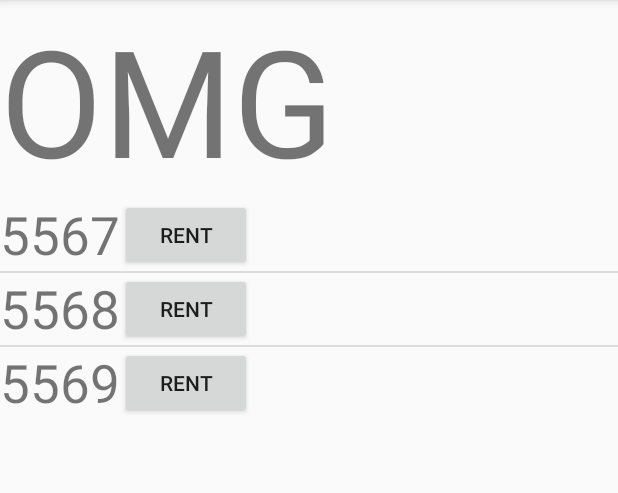
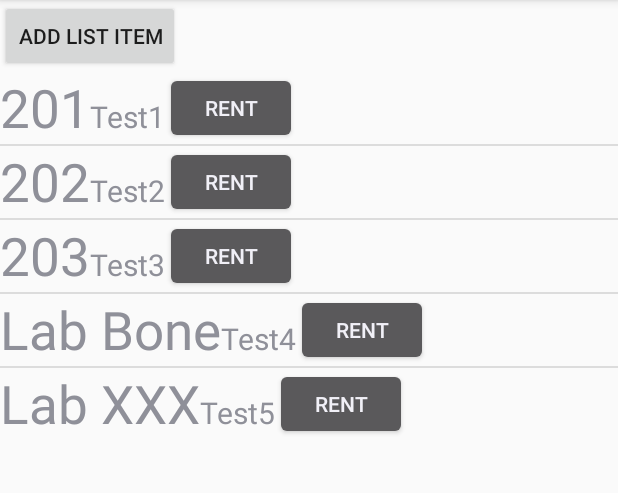
Before and after one commit to Nizaki/RentIT, an Android app: the screen it shows after launch (MainActivity), on a phone screen of 412 x 824 dp, the part 84-577 px from its top. Run offline under Robolectric (Android 15) with nearby library versions, the light colour scheme and no system bars.

Commit message:
Something happen

```diff
--- a/app/build.gradle
+++ b/app/build.gradle
@@ -19,14 +19,14 @@
 }
 
 dependencies {
-    implementation fileTree(dir: 'libs', include: ['*.jar'])
+    implementation fileTree(include: ['*.jar'], dir: 'libs')
     implementation 'com.android.support:appcompat-v7:27.1.1'
     implementation 'com.android.support.constraint:constraint-layout:1.1.0'
     testImplementation 'junit:junit:4.12'
     androidTestImplementation 'com.android.support.test:runner:1.0.2'
     androidTestImplementation 'com.android.support.test.espresso:espresso-core:3.0.2'
-    def room_version = "1.1.0" // or, for latest rc, use "1.1.1-rc1"
-
+    def room_version = "1.1.0"
+    // or, for latest rc, use "1.1.1-rc1"
     implementation "android.arch.persistence.room:runtime:$room_version"
     annotationProcessor "android.arch.persistence.room:compiler:$room_version"
     // Test helpers
@@ -35,5 +35,6 @@
     // Lifecycle components
     implementation "android.arch.lifecycle:extensions:$LifecycleVersion"
     annotationProcessor "android.arch.lifecycle:compiler:$LifecycleVersion"
-
+    implementation 'com.android.support:design:27.1.1'
+    implementation 'com.google.code.gson:gson:2.2.4'
 }
--- a/app/src/main/java/tk/mdt60/rentit/Activitys/MainActivity.java
+++ b/app/src/main/java/tk/mdt60/rentit/Activitys/MainActivity.java
@@ -1,68 +1,65 @@
 package tk.mdt60.rentit.Activitys;
 
 import android.content.SharedPreferences;
-import android.database.SQLException;
+import android.preference.PreferenceManager;
 import android.support.annotation.NonNull;
 import android.support.annotation.Nullable;
+import android.support.design.widget.Snackbar;
 import android.support.v7.app.AppCompatActivity;
 import android.os.Bundle;
 import android.view.View;
 import android.view.ViewGroup;
+import android.widget.AdapterView;
 import android.widget.ArrayAdapter;
+import android.widget.Button;
 import android.widget.ListView;
 import android.widget.TextView;
+import android.app.Activity;
 
-import java.io.IOException;
+import com.google.gson.Gson;
+import com.google.gson.reflect.TypeToken;
+
+import java.lang.reflect.Type;
 import java.util.ArrayList;
 import java.util.List;
 
-import tk.mdt60.rentit.Module.RoomDetails;
+import tk.mdt60.rentit.Model.DataModel;
 import tk.mdt60.rentit.R;
+import tk.mdt60.rentit.utils.CcAdapter;
 
 public class MainActivity extends AppCompatActivity {
-    private ListView list;
-    private List<RoomDetails> rooms;
-    SharedPreferences prefs = null;
+    ArrayList<DataModel> dataModels;
+    ListView listView;
+    private static CcAdapter adapter;
     @Override
     protected void onCreate(Bundle savedInstanceState) {
         super.onCreate(savedInstanceState);
         setContentView(R.layout.activity_main);
-        prefs = getSharedPreferences("tk.mdt60.rentit", MODE_PRIVATE);
-        loadRoom();
-        loadList();
 
-    }
-    private void loadRoom(){
-        rooms = new ArrayList<RoomDetails>();
-        RoomDetails Room = new RoomDetails();
-        RoomDetails Room2 = new RoomDetails();
-        RoomDetails Room3= new RoomDetails();
-        Room.ID = 5567;
-        rooms.add(Room);
-        Room2.ID = 5568;
-        rooms.add(Room2);
-        Room3.ID = 5569;
-        rooms.add(Room3);
-    }
-    private void loadList(){
-        list = (ListView)findViewById(R.id.roomlist);
-        ArrayAdapter<RoomDetails> adapter = new ArrayAdapter<RoomDetails>(this, R.layout.activity_main,rooms){
-            @NonNull
+        listView=(ListView)findViewById(R.id.roomlist);
+        dataModels= new ArrayList<>();
+        dataModels.add(new DataModel("201","Test1"));
+        dataModels.add(new DataModel("202","Test2"));
+        dataModels.add(new DataModel("203","Test3"));
+        dataModels.add(new DataModel("Lab Bone","Test4"));
+        dataModels.add(new DataModel("Lab XXX","Test5"));
+
+        adapter= new CcAdapter(dataModels,getApplicationContext());
+
+        listView.setAdapter(adapter);
+        listView.setOnItemClickListener(new AdapterView.OnItemClickListener() {
             @Override
-            public View getView(int position, @Nullable View convertView, @NonNull ViewGroup parent) {
-                if(convertView == null){
-                    convertView = getLayoutInflater().inflate(R.layout.roomitem,null);
-                }
+            public void onItemClick(AdapterView<?> parent, View view, int position, long id) {
 
-                TextView RoomID = (TextView)convertView.findViewById(R.id.item_room_id);
-                RoomID.setText(String.valueOf(rooms.get(position).ID));
+                DataModel dataModel= dataModels.get(position);
 
-                return convertView;
+                Snackbar.make(view, dataModel.getId()+"\n"+dataModel.getTime()+" API: ", Snackbar.LENGTH_LONG)
+                        .setAction("No action", null).show();
             }
-        };
-        list.setAdapter(adapter);
+        });
     }
 
+    /*
     @Override
     protected void onResume() {
         super.onResume();
@@ -73,5 +70,24 @@
             //prefs.edit().putBoolean("firstrun", false).commit();
         }
     }
+    */
+    /**
+     *     Save and get ArrayList in SharedPreference
+     */
+    public void saveArrayList(ArrayList<String> list, String key){
+        SharedPreferences prefs = PreferenceManager.getDefaultSharedPreferences(this);
+        SharedPreferences.Editor editor = prefs.edit();
+        Gson gson = new Gson();
+        String json = gson.toJson(list);
+        editor.putString(key, json);
+        editor.apply();     // This line is IMPORTANT !!!
+    }
 
+    public ArrayList<String> getArrayList(String key){
+        SharedPreferences prefs = PreferenceManager.getDefaultSharedPreferences(this);
+        Gson gson = new Gson();
+        String json = prefs.getString(key, null);
+        Type type = new TypeToken<ArrayList<String>>() {}.getType();
+        return gson.fromJson(json, type);
+    }
 }
--- a/app/src/main/java/tk/mdt60/rentit/DB/User.java
+++ b/app/src/main/java/tk/mdt60/rentit/DB/User.java
@@ -9,6 +9,12 @@
     @PrimaryKey @NonNull
     private int rid;
     private String time;
+
+    public User(int rid,String time){
+        this.rid = rid;
+        this.time = time;
+    }
+
     public int getRid(){return rid;}
 
     public String getTime(){return time;}
--- /dev/null
+++ b/app/src/main/java/tk/mdt60/rentit/Model/DataModel.java
@@ -0,0 +1,19 @@
+package tk.mdt60.rentit.Model;
+
+public class DataModel {
+    String id;
+    String time;
+
+    public DataModel(String id,String time){
+        this.id = id;
+        this.time = time;
+    }
+
+    public String getId() {
+        return id;
+    }
+
+    public String getTime() {
+        return time;
+    }
+}
--- a/app/src/main/java/tk/mdt60/rentit/Module/RoomDetails.java
+++ /dev/null
@@ -1,5 +0,0 @@
-package tk.mdt60.rentit.Module;
-
-public class RoomDetails {
-    public int ID;
-}
--- /dev/null
+++ b/app/src/main/java/tk/mdt60/rentit/utils/CcAdapter.java
@@ -0,0 +1,84 @@
+package tk.mdt60.rentit.utils;
+
+import android.content.Context;
+import android.support.design.widget.Snackbar;
+import android.view.LayoutInflater;
+import android.view.View;
+import android.view.ViewGroup;
+import android.view.animation.Animation;
+import android.view.animation.AnimationUtils;
+import android.widget.ArrayAdapter;
+import android.widget.ImageView;
+import android.widget.TextView;
+
+import org.w3c.dom.Text;
+
+import java.util.ArrayList;
+
+import tk.mdt60.rentit.Model.DataModel;
+import tk.mdt60.rentit.R;
+
+public class CcAdapter extends ArrayAdapter<DataModel> implements View.OnClickListener {
+    private ArrayList<DataModel> dataSet;
+    Context mContext;
+
+    private static class ViewHolder{
+        TextView txId;
+        TextView txTime;
+    }
+    public CcAdapter(ArrayList<DataModel> data,Context context){
+        super(context, R.layout.roomitem, data);
+        this.dataSet = data;
+        this.mContext=context;
+    }
+
+    @Override
+    public void onClick(View v) {
+
+        int position=(Integer) v.getTag();
+        Object object= getItem(position);
+        DataModel dataModel=(DataModel)object;
+
+        switch (v.getId())
+        {
+            case R.id.item_room_rent:
+                Snackbar.make(v, "Release date " +dataModel.getId(), Snackbar.LENGTH_LONG)
+                        .setAction("No action", null).show();
+                break;
+        }
+    }
+    private int lastPosition = -1;
+
+    @Override
+    public View getView(int position, View convertView, ViewGroup parent) {
+        // Get the data item for this position
+        DataModel dataModel = getItem(position);
+        // Check if an existing view is being reused, otherwise inflate the view
+        ViewHolder viewHolder; // view lookup cache stored in tag
+
+        final View result;
+
+        if (convertView == null) {
+
+            viewHolder = new ViewHolder();
+            LayoutInflater inflater = LayoutInflater.from(getContext());
+            convertView = inflater.inflate(R.layout.roomitem, parent, false);
+            viewHolder.txId = (TextView) convertView.findViewById(R.id.item_room_id);
+            viewHolder.txTime = (TextView) convertView.findViewById(R.id.item_room_stats);
+
+            result=convertView;
+
+            convertView.setTag(viewHolder);
+        } else {
+            viewHolder = (ViewHolder) convertView.getTag();
+            result=convertView;
+        }
+
+        lastPosition = position;
+
+        viewHolder.txId.setText(dataModel.getId());
+        viewHolder.txTime.setText(String.valueOf(dataModel.getTime()));
+        // Return the completed view to render on screen
+        return convertView;
+    }
+}
--- a/app/src/main/java/tk/mdt60/rentit/utils/DatabaseInitializer.java
+++ b/app/src/main/java/tk/mdt60/rentit/utils/DatabaseInitializer.java
@@ -27,9 +27,7 @@
 
     private static void populateWithTestData(AppDatabase db) {
         long tslong = System.currentTimeMillis()/1000;
-        User user = new User();
-        user.setRid(101);
-        user.setTime(String.valueOf(tslong));
+        User user = new User(101,String.valueOf(tslong));
         addUser(db, user);
 
         List<User> userList = db.userDao().getAll();
--- a/app/src/main/res/layout/activity_main.xml
+++ b/app/src/main/res/layout/activity_main.xml
@@ -6,9 +6,9 @@
     android:layout_height="match_parent"
     android:orientation="vertical"
     tools:context=".Activitys.MainActivity">
-    <TextView
-        android:text="OMG"
-        android:textSize="99dp"
+    <Button
+        android:text="add list item"
+        android:id="@+id/btnTest"
         android:layout_width="wrap_content"
         android:layout_height="wrap_content" />
     <ListView
--- a/app/src/main/res/layout/roomitem.xml
+++ b/app/src/main/res/layout/roomitem.xml
@@ -2,9 +2,10 @@
 <LinearLayout xmlns:android="http://schemas.android.com/apk/res/android"
     android:layout_width="match_parent"
     android:layout_height="match_parent">
+
 <TextView
     android:id="@+id/item_room_id"
-    android:text=""
+    android:text=" "
     android:textSize="35dp"
     android:layout_width="wrap_content"
     android:layout_height="wrap_content" />
```
